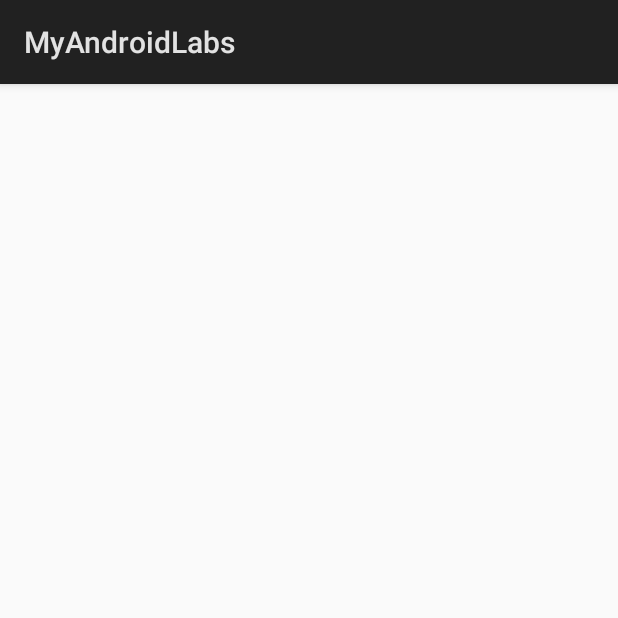
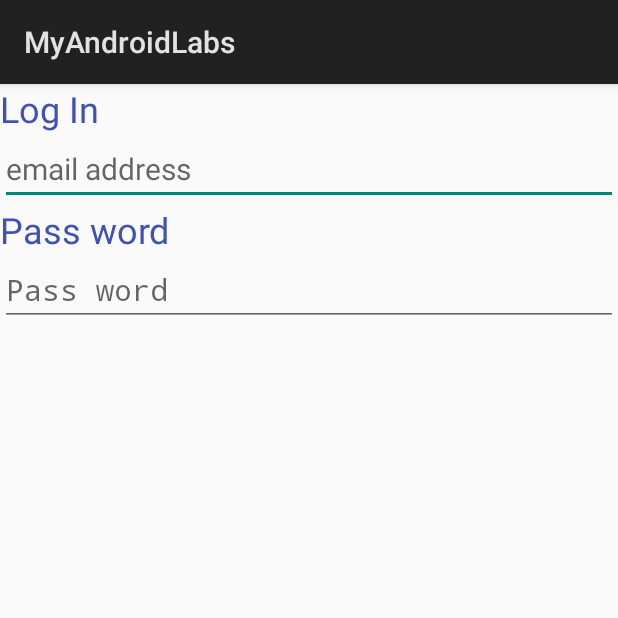
Before and after one commit to michael-haoliu/androidLabs, an Android app: the LoginActivity screen opened directly, with no data from a screen before it, on a phone screen of 412 x 824 dp, the top half of it. Run offline under Robolectric (Android 15) with nearby library versions, the phone set to English and light mode, and no system bars.

Commit message:
lab3 start

```diff
--- a/app/src/main/res/layout/activity_login.xml
+++ b/app/src/main/res/layout/activity_login.xml
@@ -1,9 +1,46 @@
 <?xml version="1.0" encoding="utf-8"?>
-<android.support.constraint.ConstraintLayout xmlns:android="http://schemas.android.com/apk/res/android"
+<LinearLayout
+
+    xmlns:android="http://schemas.android.com/apk/res/android"
     xmlns:app="http://schemas.android.com/apk/res-auto"
     xmlns:tools="http://schemas.android.com/tools"
     android:layout_width="match_parent"
     android:layout_height="match_parent"
-    tools:context="com.example.hliu.myandroidlabs.LoginActivity">
+    android:orientation="vertical"
+    tools:context="com.example.hliu.myandroidlabs.LoginActivity"
+    android:weightSum="1">
 
-</android.support.constraint.ConstraintLayout>
+    <TextView
+        android:id="@+id/logIn_text"
+        android:layout_width="match_parent"
+        android:layout_height="wrap_content"
+        android:text="@string/logIn_text"
+        android:textColor="@color/colorPrimary"
+        android:textSize="24sp" />
+
+    <EditText
+        android:id="@+id/userName"
+        android:layout_width="match_parent"
+        android:layout_height="wrap_content"
+        android:hint="email address"
+        android:inputType="textEmailAddress"
+        android:textSize="20sp" />
+
+    <TextView
+        android:id="@+id/password_text"
+        android:layout_width="match_parent"
+        android:layout_height="wrap_content"
+        android:text="@string/password_text"
+        android:textColor="@color/colorPrimary"
+        android:textSize="24sp" />
+
+    <EditText
+        android:id="@+id/password"
+        android:layout_width="match_parent"
+        android:layout_height="wrap_content"
+        android:hint="@string/password_text"
+        android:inputType="textPassword"
+        android:textSize="20sp" />
+
+
+</LinearLayout>
--- a/app/src/main/res/values/colors.xml
+++ b/app/src/main/res/values/colors.xml
@@ -1,6 +1,6 @@
 <?xml version="1.0" encoding="utf-8"?>
 <resources>
-    <color name="colorPrimary">#3F51B5</color>
+    <color name="colorPrimary">#3f51b5</color>
     <color name="colorPrimaryDark">#303F9F</color>
     <color name="colorAccent">#FF4081</color>
 </resources>
--- a/app/src/main/res/values/strings.xml
+++ b/app/src/main/res/values/strings.xml
@@ -2,5 +2,10 @@
     <string name="app_name">MyAndroidLabs</string>
     <string name="hello_message">Hello world</string>
     <string name="ButtonText_startWin">I\'m a button</string>
+    <string name="logIn_text">Log In</string>
+    <string name="password_text">Pass word</string>
+    <string name="radioButton_listItem">Radio Button</string>
+    <string name="checkBox_String">Check Box</string>
+    <string name="switch_text">What does this do?</string>
 
 </resources>
```
Also changed, not shown: app/src/main/java/com/example/hliu/myandroidlabs/ListItemsActivity.java (added, +13 -0 lines), app/src/main/res/layout/activity_list_items.xml (added, +46 -0 lines).
